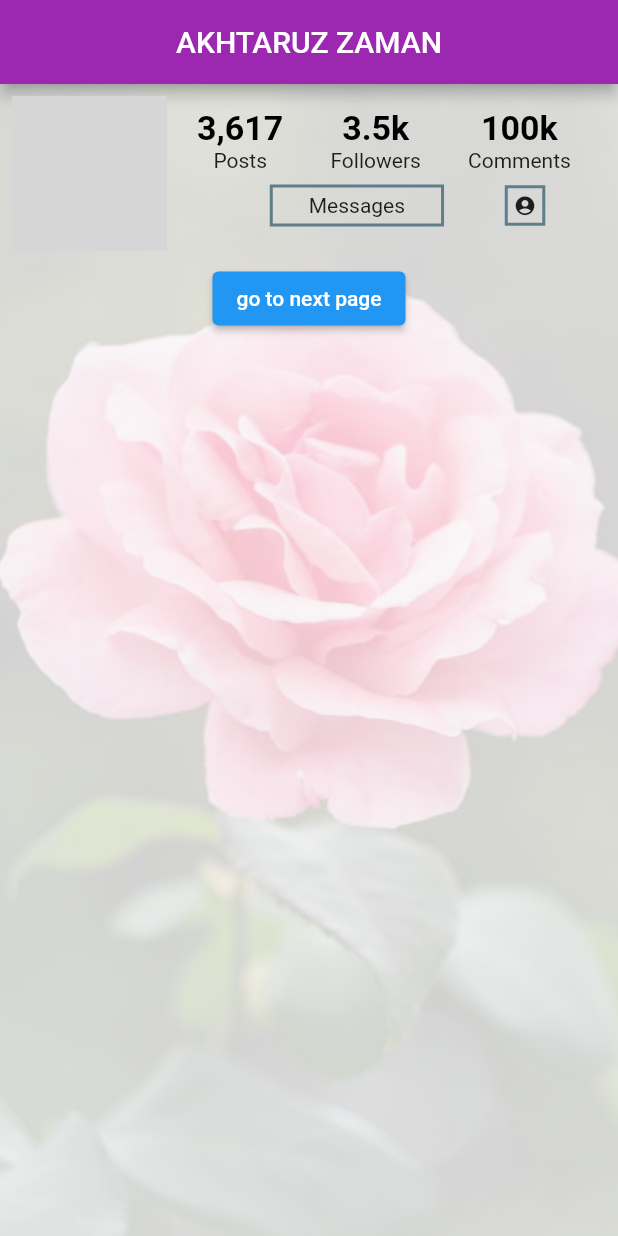
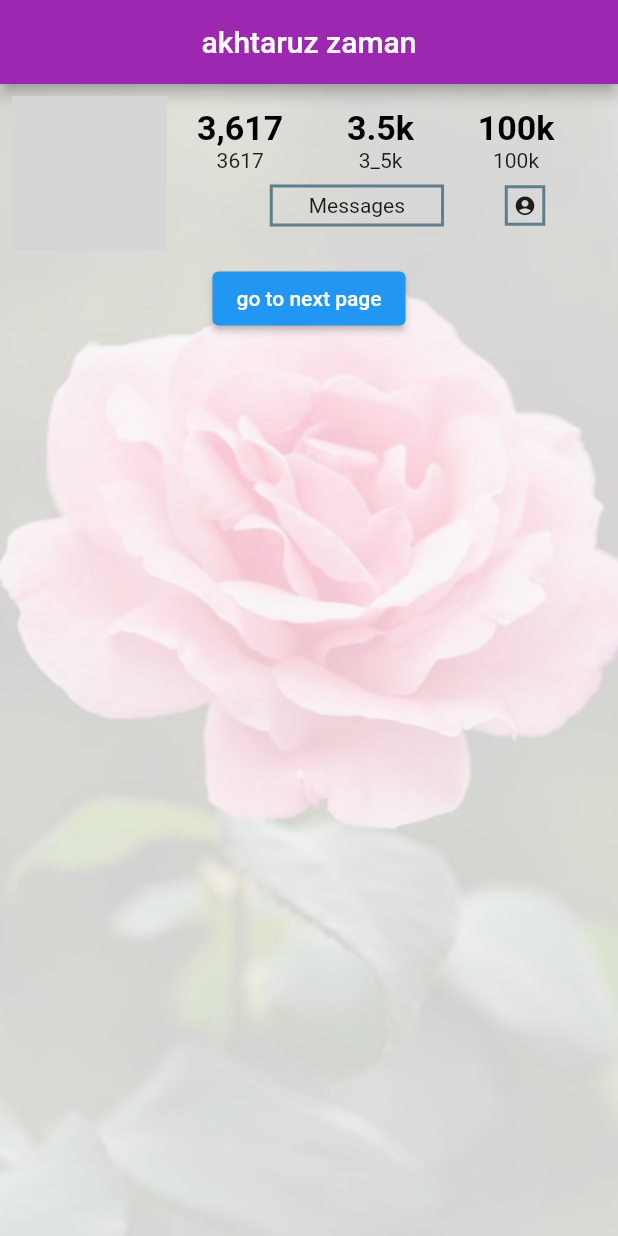
Before and after one commit to ttcapp/akhtar, a Flutter app: the screen it shows after launch, on a phone screen of 412 x 824 dp. Run offline on Flutter 3.47's test engine with Material 2 defaults, Android fonts, the phone set to English and light mode, and no system bars; network calls fail; grey boxes are pictures that could not be loaded.

Commit message:
5th comment

```diff
--- a/lib/my_home_page.dart
+++ b/lib/my_home_page.dart
@@ -1,4 +1,6 @@
 import 'package:akhtar/second_page.dart';
+import 'package:akhtar/utills/all_colors.dart';
+import 'package:akhtar/utills/all_strings.dart';
 import 'package:flutter/cupertino.dart';
 import 'package:flutter/material.dart';
 String avatarSrc= "https://i.pinimg.com/474x/82/ab/35/82ab3533ee71daf256f23c1ccf20ad6f--avatar-maker.jpg";
@@ -19,7 +21,8 @@ class _MyHomePageState extends State<MyHomePage> {
         appBar: AppBar(
           backgroundColor: Colors.purple,
           centerTitle: true,
-          title: Text("AKHTARUZ ZAMAN"),
+
+          title: Text(Allstrings.akhtaruzZaman),
         ),
         body: Container(
           decoration: BoxDecoration(
@@ -68,7 +71,7 @@ class _MyHomePageState extends State<MyHomePage> {
                                     fontSize: width*0.055,
                                     color: Colors.black
                                 ),),
-                                Text("Posts")
+                                Text(Allstrings.post3617)
                               ],
                             ),
                             Spacer(),
@@ -81,7 +84,7 @@ class _MyHomePageState extends State<MyHomePage> {
                                     fontSize: width*0.055,
                                     color: Colors.black
                                 ),),
-                                Text("Followers")
+                                Text(Allstrings.followings3_5k)
                               ],
                             ),
                             Spacer(),
@@ -95,7 +98,7 @@ class _MyHomePageState extends State<MyHomePage> {
                                     fontSize: width*0.055,
                                     color: Colors.black
                                 ),),
-                                Text("Comments")
+                                Text(Allstrings.comment100k)
                               ],
                             ),
                             Spacer(),
@@ -155,7 +158,7 @@ class _MyHomePageState extends State<MyHomePage> {
                    Navigator.push(context,
                    MaterialPageRoute(builder: (context)=>SecondPage()));
                   },
-                  child: Text("go to next page")
+                  child: Text(Allstrings.gotonextpage)
               )
             ],
           ),
--- /dev/null
+++ b/lib/utills/all_colors.dart
@@ -0,0 +1,7 @@
+import 'package:flutter/material.dart';
+
+class AllColors{
+ static Color appBarClr= Colors.purple;
+ static Color appBarTextClr= Colors.white;
+ static Color normalTextClr=Color(0xFF667C26);
+}
--- /dev/null
+++ b/lib/utills/all_strings.dart
@@ -0,0 +1,13 @@
+class Allstrings{
+  static String akhtaruzZaman="akhtaruz zaman";
+  static String post3617="3617";
+  static String  post=" post";
+  static String  follower6k="6k";
+  static String  followers=" followers";
+  static String  followings3_5k="3_5k";
+  static String   following="  following";
+  static String  gotonextpage="go to next page";
+  static String  comment100k="100k";
+  static String  comments="comments";
+
+}
```
